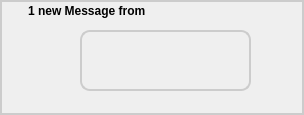
RetroShare/RetroShare, file retroshare-gui/src/gui/toaster/MessageToaster.ui: the form before one commit.
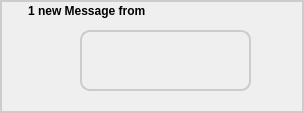
The form after the commit. Icons and pictures are not drawn.

Commit message: Added a Blockquote Button to ToolBar, changed Message Toasters Icon label as ToolButton

```diff
--- a/retroshare-gui/src/gui/toaster/MessageToaster.ui
+++ b/retroshare-gui/src/gui/toaster/MessageToaster.ui
@@ -7,7 +7,7 @@
     <x>0</x>
     <y>0</y>
     <width>304</width>
-    <height>115</height>
+    <height>113</height>
    </rect>
   </property>
   <property name="minimumSize">
```
Left out of the diff: 41 changed lines with no effect on the pictures. Lines whose indentation alone changed are shown as unchanged. The commit also changes 6 other files.
